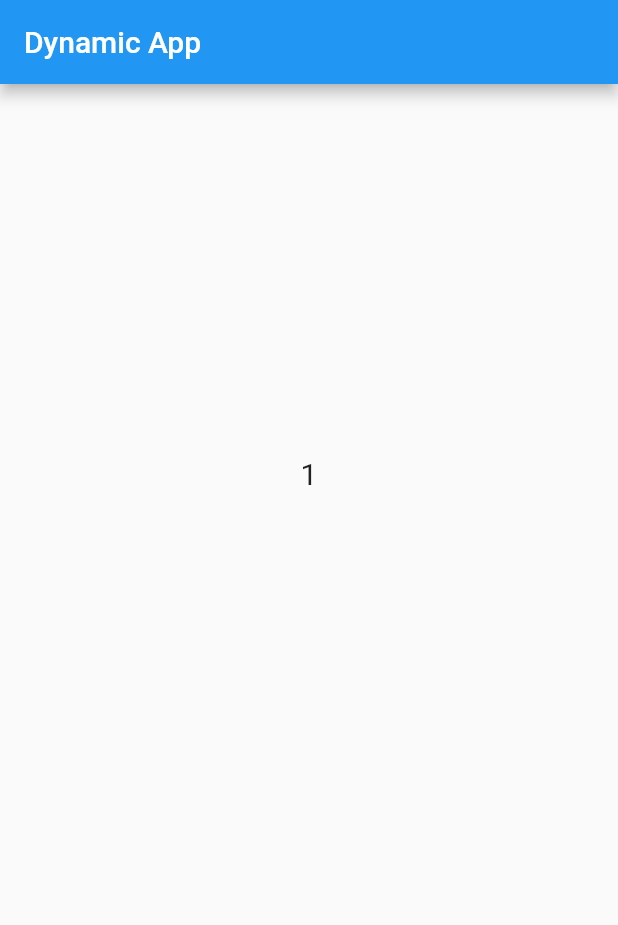
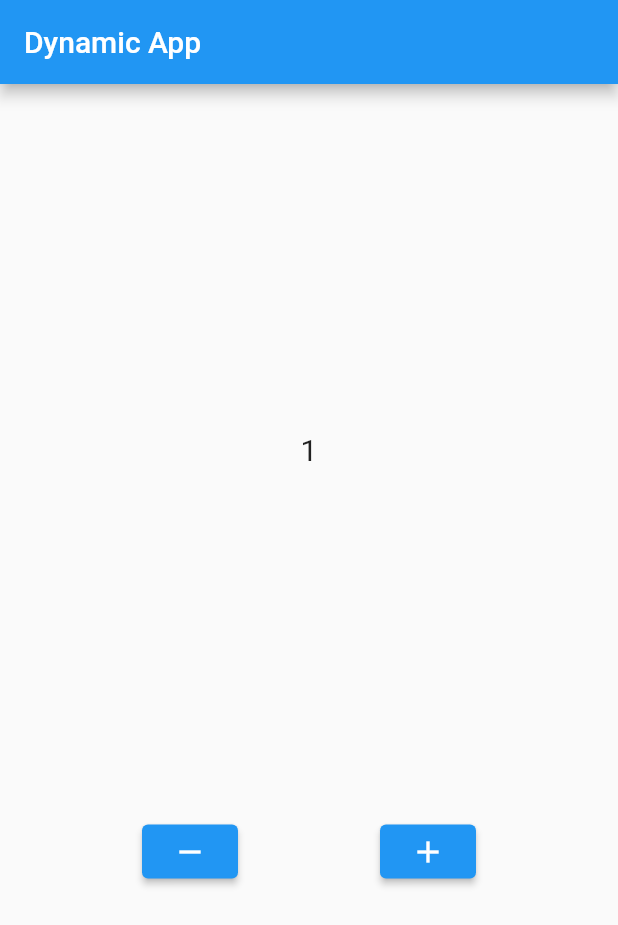
Before and after one commit to ammar-hanif-fauzan/flutter_basic, a Flutter app: the screen it shows after launch, on a phone screen of 412 x 824 dp. Shown: the top 925 px of the screen. Run offline on Flutter 3.47's test engine with Material 2 defaults, Android fonts, the phone set to English and light mode, and no system bars; our stand-ins replace faker; missing offline and left inert: dart:html.

```diff
--- a/lib/main.dart
+++ b/lib/main.dart
@@ -1,11 +1,22 @@
+// ignore_for_file: must_be_immutable
+
+import 'dart:html';
+
 import 'package:flutter/material.dart';
 
 void main() {
   runApp(const MyApp());
 }
 
-class MyApp extends StatelessWidget {
+class MyApp extends StatefulWidget {
   const MyApp({super.key});
+
+  @override
+  State<MyApp> createState() => _MyAppState();
+}
+
+class _MyAppState extends State<MyApp> {
+  int counter = 1;
 
   @override
   Widget build(BuildContext context) {
@@ -18,19 +29,37 @@ class MyApp extends StatelessWidget {
         body: Column(
           mainAxisAlignment: MainAxisAlignment.spaceEvenly,
           children: [
-            const Text(
-              "1",
-              style: TextStyle(
+            Text(
+              counter.toString(),
+              style: const TextStyle(
                 fontSize: 20,
               ),
             ),
             Row(
               mainAxisAlignment: MainAxisAlignment.spaceEvenly,
-              children: const [
-                // RaisedButton(
-                //   onPressed: () {},
-                //   child: Icon(Icons.remove),
-                // ),
+              children: [
+                ElevatedButton(
+                  onPressed: () {
+                    if (counter > 1) {
+                      setState(() {
+                        counter--;
+                      });
+                    }
+                    print(counter);
+                  },
+                  child: const Icon(Icons.remove),
+                ),
+                ElevatedButton(
+                  onPressed: () {
+                    if (counter >= 1) {
+                      setState(() {
+                        counter++;
+                      });
+                    }
+                    print(counter);
+                  },
+                  child: const Icon(Icons.add),
+                ),
               ],
             )
           ],
```
